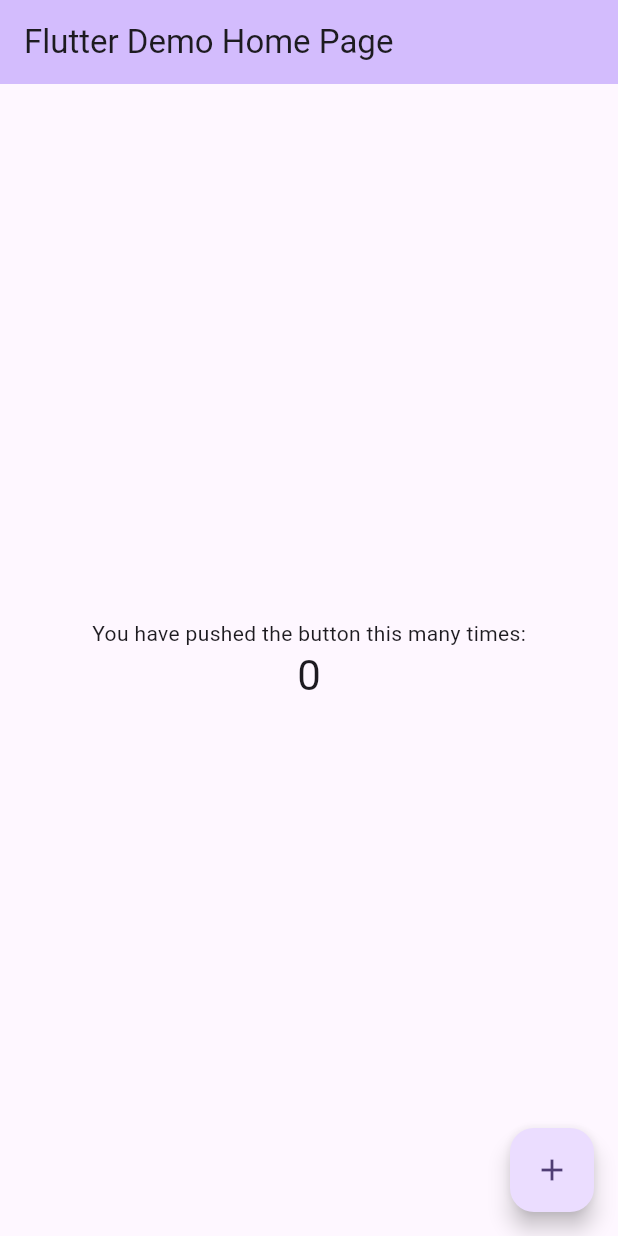
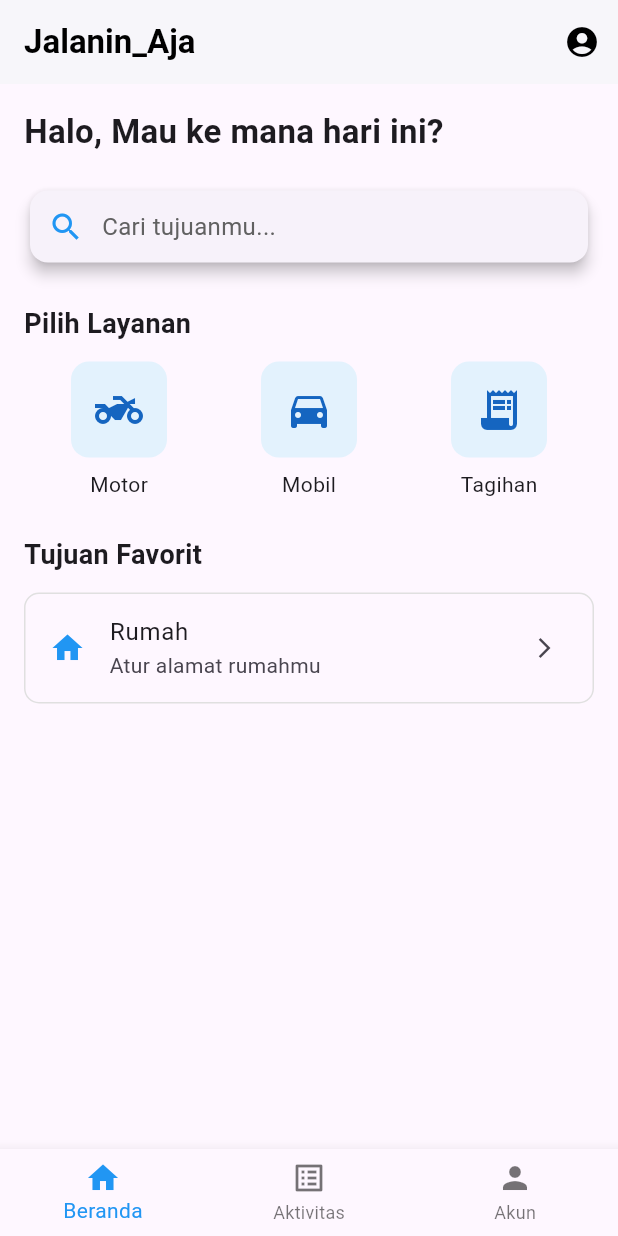
Before and after one commit to rabbanee/jalanin_aja, a Flutter app: the screen it shows after launch, on a phone screen of 412 x 824 dp. Run offline on Flutter 3.47's test engine with Material 3 defaults, Android fonts, the light colour scheme and no system bars; Roboto replaces fonts that are missing (Poppins).

Commit message:
layar untuk home

```diff
--- a/lib/main.dart
+++ b/lib/main.dart
@@ -1,122 +1,212 @@
 import 'package:flutter/material.dart';
 
 void main() {
-  runApp(const MyApp());
+  runApp(const JalaninAjaApp());
 }
 
-class MyApp extends StatelessWidget {
-  const MyApp({super.key});
+class JalaninAjaApp extends StatelessWidget {
+  const JalaninAjaApp({super.key});
 
-  // This widget is the root of your application.
   @override
   Widget build(BuildContext context) {
     return MaterialApp(
-      title: 'Flutter Demo',
+      title: 'Jalanin_Aja',
       theme: ThemeData(
-        // This is the theme of your application.
-        //
-        // TRY THIS: Try running your application with "flutter run". You'll see
-        // the application has a purple toolbar. Then, without quitting the app,
-        // try changing the seedColor in the colorScheme below to Colors.green
-        // and then invoke "hot reload" (save your changes or press the "hot
-        // reload" button in a Flutter-supported IDE, or press "r" if you used
-        // the command line to start the app).
-        //
-        // Notice that the counter didn't reset back to zero; the application
-        // state is not lost during the reload. To reset the state, use hot
-        // restart instead.
-        //
-        // This works for code too, not just values: Most code changes can be
-        // tested with just a hot reload.
-        colorScheme: ColorScheme.fromSeed(seedColor: Colors.deepPurple),
+        primarySwatch: Colors.blue,
+        fontFamily: 'Poppins', // Anda bisa ganti dengan font favorit
       ),
-      home: const MyHomePage(title: 'Flutter Demo Home Page'),
+      home: const HomePage(),
+      debugShowCheckedModeBanner: false,
     );
   }
 }
 
-class MyHomePage extends StatefulWidget {
-  const MyHomePage({super.key, required this.title});
-
-  // This widget is the home page of your application. It is stateful, meaning
-  // that it has a State object (defined below) that contains fields that affect
-  // how it looks.
-
-  // This class is the configuration for the state. It holds the values (in this
-  // case the title) provided by the parent (in this case the App widget) and
-  // used by the build method of the State. Fields in a Widget subclass are
-  // always marked "final".
-
-  final String title;
+class HomePage extends StatefulWidget {
+  const HomePage({super.key});
 
   @override
-  State<MyHomePage> createState() => _MyHomePageState();
+  State<HomePage> createState() => _HomePageState();
 }
 
-class _MyHomePageState extends State<MyHomePage> {
-  int _counter = 0;
+class _HomePageState extends State<HomePage> {
+  int _selectedIndex = 0;
 
-  void _incrementCounter() {
+  void _onItemTapped(int index) {
     setState(() {
-      // This call to setState tells the Flutter framework that something has
-      // changed in this State, which causes it to rerun the build method below
-      // so that the display can reflect the updated values. If we changed
-      // _counter without calling setState(), then the build method would not be
-      // called again, and so nothing would appear to happen.
-      _counter++;
+      _selectedIndex = index;
     });
   }
 
   @override
   Widget build(BuildContext context) {
-    // This method is rerun every time setState is called, for instance as done
-    // by the _incrementCounter method above.
-    //
-    // The Flutter framework has been optimized to make rerunning build methods
-    // fast, so that you can just rebuild anything that needs updating rather
-    // than having to individually change instances of widgets.
     return Scaffold(
+      // 1. AppBar
       appBar: AppBar(
-        // TRY THIS: Try changing the color here to a specific color (to
-        // Colors.amber, perhaps?) and trigger a hot reload to see the AppBar
-        // change color while the other colors stay the same.
-        backgroundColor: Theme.of(context).colorScheme.inversePrimary,
-        // Here we take the value from the MyHomePage object that was created by
-        // the App.build method, and use it to set our appbar title.
-        title: Text(widget.title),
+        title: Text(
+          'Jalanin_Aja',
+          style: TextStyle(fontWeight: FontWeight.bold),
+        ),
+        actions: [
+          IconButton(
+            icon: Icon(Icons.account_circle),
+            onPressed: () {
+              // Aksi saat ikon profil diklik
+            },
+          ),
+        ],
+        backgroundColor: Colors.white,
+        foregroundColor: Colors.black,
+        elevation: 1.0,
       ),
-      body: Center(
-        // Center is a layout widget. It takes a single child and positions it
-        // in the middle of the parent.
-        child: Column(
-          // Column is also a layout widget. It takes a list of children and
-          // arranges them vertically. By default, it sizes itself to fit its
-          // children horizontally, and tries to be as tall as its parent.
-          //
-          // Column has various properties to control how it sizes itself and
-          // how it positions its children. Here we use mainAxisAlignment to
-          // center the children vertically; the main axis here is the vertical
-          // axis because Columns are vertical (the cross axis would be
-          // horizontal).
-          //
-          // TRY THIS: Invoke "debug painting" (choose the "Toggle Debug Paint"
-          // action in the IDE, or press "p" in the console), to see the
-          // wireframe for each widget.
-          mainAxisAlignment: MainAxisAlignment.center,
-          children: <Widget>[
-            const Text('You have pushed the button this many times:'),
-            Text(
-              '$_counter',
-              style: Theme.of(context).textTheme.headlineMedium,
-            ),
-          ],
+
+      // 2. Body Utama
+      body: SingleChildScrollView(
+        child: Padding(
+          padding: const EdgeInsets.all(16.0),
+          child: Column(
+            crossAxisAlignment: CrossAxisAlignment.start,
+            children: [
+              Text(
+                "Halo, Mau ke mana hari ini?",
+                style: TextStyle(fontSize: 22.0, fontWeight: FontWeight.bold),
+              ),
+              SizedBox(height: 20.0),
+
+              // 3. Kartu Pencarian Utama
+              Card(
+                elevation: 4.0,
+                shape: RoundedRectangleBorder(
+                  borderRadius: BorderRadius.circular(12.0),
+                ),
+                child: Padding(
+                  padding: const EdgeInsets.all(12.0),
+                  child: Column(
+                    children: [
+                      // Input palsu untuk tujuan
+                      InkWell(
+                        onTap: () {
+                          // Aksi saat input tujuan diklik -> Buka halaman pencarian
+                        },
+                        child: Row(
+                          children: [
+                            Icon(Icons.search, color: Colors.blue),
+                            SizedBox(width: 12.0),
+                            Text(
+                              "Cari tujuanmu...",
+                              style: TextStyle(
+                                fontSize: 16.0,
+                                color: Colors.grey[700],
+                              ),
+                            ),
+                          ],
+                        ),
+                      ),
+                    ],
+                  ),
+                ),
+              ),
+              SizedBox(height: 24.0),
+
+              // 4. Pilihan Layanan
+              Text(
+                "Pilih Layanan",
+                style: TextStyle(fontSize: 18.0, fontWeight: FontWeight.bold),
+              ),
+              SizedBox(height: 12.0),
+              Row(
+                mainAxisAlignment: MainAxisAlignment.spaceAround,
+                children: [
+                  ServiceButton(
+                    icon: Icons.two_wheeler,
+                    label: 'Motor',
+                    onTap: () {},
+                  ),
+                  ServiceButton(
+                    icon: Icons.directions_car,
+                    label: 'Mobil',
+                    onTap: () {},
+                  ),
+                  ServiceButton(
+                    icon: Icons.receipt_long, // contoh ikon lain
+                    label: 'Tagihan',
+                    onTap: () {},
+                  ),
+                ],
+              ),
+              SizedBox(height: 24.0),
+
+              // 5. Akses Cepat / Favorit
+              Text(
+                "Tujuan Favorit",
+                style: TextStyle(fontSize: 18.0, fontWeight: FontWeight.bold),
+              ),
+              SizedBox(height: 12.0),
+              ListTile(
+                leading: Icon(Icons.home, color: Colors.blue),
+                title: Text("Rumah"),
+                subtitle: Text("Atur alamat rumahmu"),
+                trailing: Icon(Icons.arrow_forward_ios, size: 16.0),
+                onTap: () {},
+                shape: RoundedRectangleBorder(
+                  borderRadius: BorderRadius.circular(10.0),
+                  side: BorderSide(color: Colors.grey.shade300),
+                ),
+              ),
+            ],
+          ),
         ),
       ),
-      floatingActionButton: FloatingActionButton(
-        onPressed: _incrementCounter,
-        tooltip: 'Increment',
-        child: const Icon(Icons.add),
-      ), // This trailing comma makes auto-formatting nicer for build methods.
+
+      // 6. Bottom Navigation Bar
+      bottomNavigationBar: BottomNavigationBar(
+        items: const <BottomNavigationBarItem>[
+          BottomNavigationBarItem(icon: Icon(Icons.home), label: 'Beranda'),
+          BottomNavigationBarItem(
+            icon: Icon(Icons.list_alt),
+            label: 'Aktivitas',
+          ),
+          BottomNavigationBarItem(icon: Icon(Icons.person), label: 'Akun'),
+        ],
+        currentIndex: _selectedIndex,
+        selectedItemColor: Colors.blue,
+        onTap: _onItemTapped,
+      ),
     );
   }
 }
+
+// Widget kustom untuk tombol layanan agar lebih rapi
+class ServiceButton extends StatelessWidget {
+  final IconData icon;
+  final String label;
+  final VoidCallback onTap;
+
+  const ServiceButton({
+    super.key,
+    required this.icon,
+    required this.label,
+    required this.onTap,
+  });
+
+  @override
+  Widget build(BuildContext context) {
+    return InkWell(
+      onTap: onTap,
+      borderRadius: BorderRadius.circular(12.0),
+      child: Column(
+        children: [
+          Container(
+            padding: EdgeInsets.all(16.0),
+            decoration: BoxDecoration(
+              color: Colors.blue.shade50,
+              borderRadius: BorderRadius.circular(12.0),
+            ),
+            child: Icon(icon, size: 32.0, color: Colors.blue.shade800),
+          ),
+          SizedBox(height: 8.0),
+          Text(label),
+        ],
+      ),
+    );
+  }
+}
```
